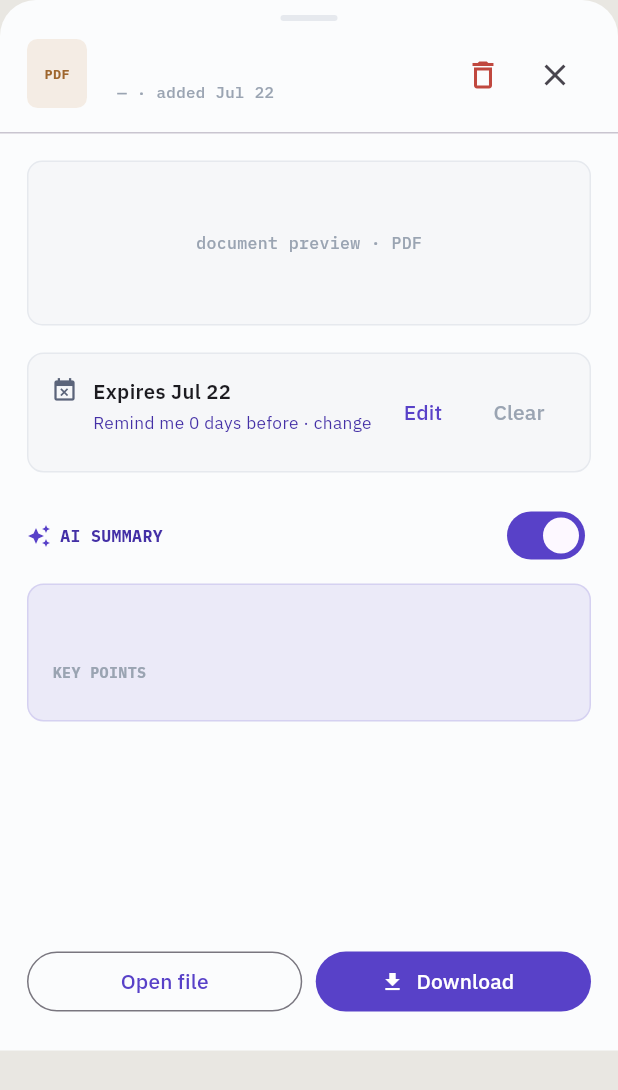
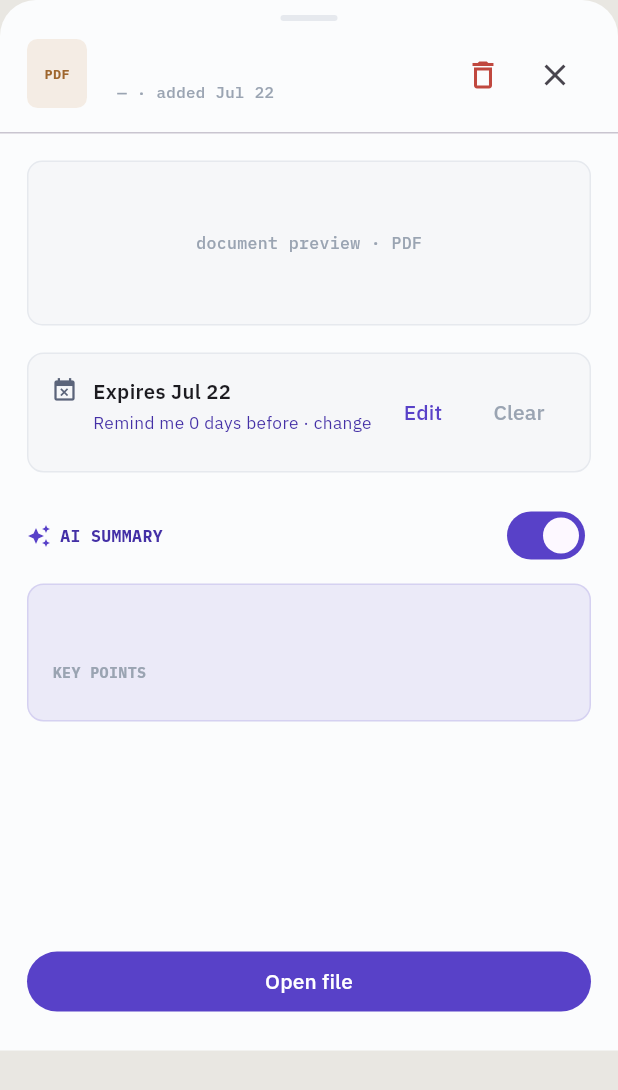
Before and after one commit to karmak40/sift, a Flutter app: the _DocumentDetailSheet widget shown alone on an empty page, opened directly with empty values, on a phone screen of 412 x 824 dp. Shown: the top 1090 px of the screen. Run offline on Flutter 3.47's test engine with Material 3 defaults, Android fonts, the phone set to English and light mode, and no system bars; our stand-ins replace dio, drift, drift_flutter, file_picker, flutter_local_notifications, flutter_riverpod and 5 more; missing offline and left inert: flutter_local_notifications_platform_interface; accounts and stored records are empty; generated files the repository leaves out were written again.

Commit message:
remove download button

```diff
--- a/lib/ui/document_detail/document_detail_sheet.dart
+++ b/lib/ui/document_detail/document_detail_sheet.dart
@@ -266,24 +266,13 @@ class _DocumentDetailSheetState extends ConsumerState<_DocumentDetailSheet> {
               ),
               Padding(
                 padding: const EdgeInsets.fromLTRB(18, 14, 18, 22),
-                child: Row(
-                  children: [
-                    Expanded(
-                      child: OutlinedButton(
-                        onPressed: _openFile,
-                        child: const Text('Open file'),
-                      ),
-                    ),
-                    const SizedBox(width: 9),
-                    Expanded(
-                      child: FilledButton.icon(
-                        onPressed: () {},
-                        icon: const Icon(Icons.download, size: 16),
-                        label: const Text('Download'),
-                        style: FilledButton.styleFrom(backgroundColor: SiftColors.accent),
-                      ),
-                    ),
-                  ],
+                child: SizedBox(
+                  width: double.infinity,
+                  child: FilledButton(
+                    onPressed: _openFile,
+                    style: FilledButton.styleFrom(backgroundColor: SiftColors.accent),
+                    child: const Text('Open file'),
+                  ),
                 ),
               ),
             ],
```
